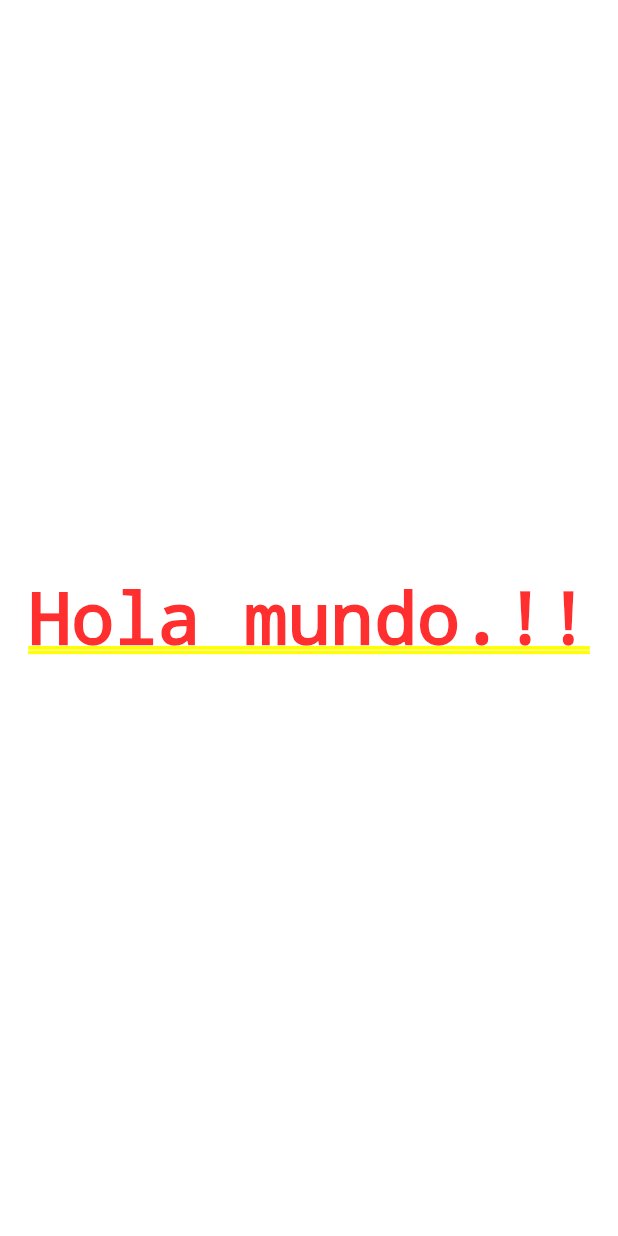
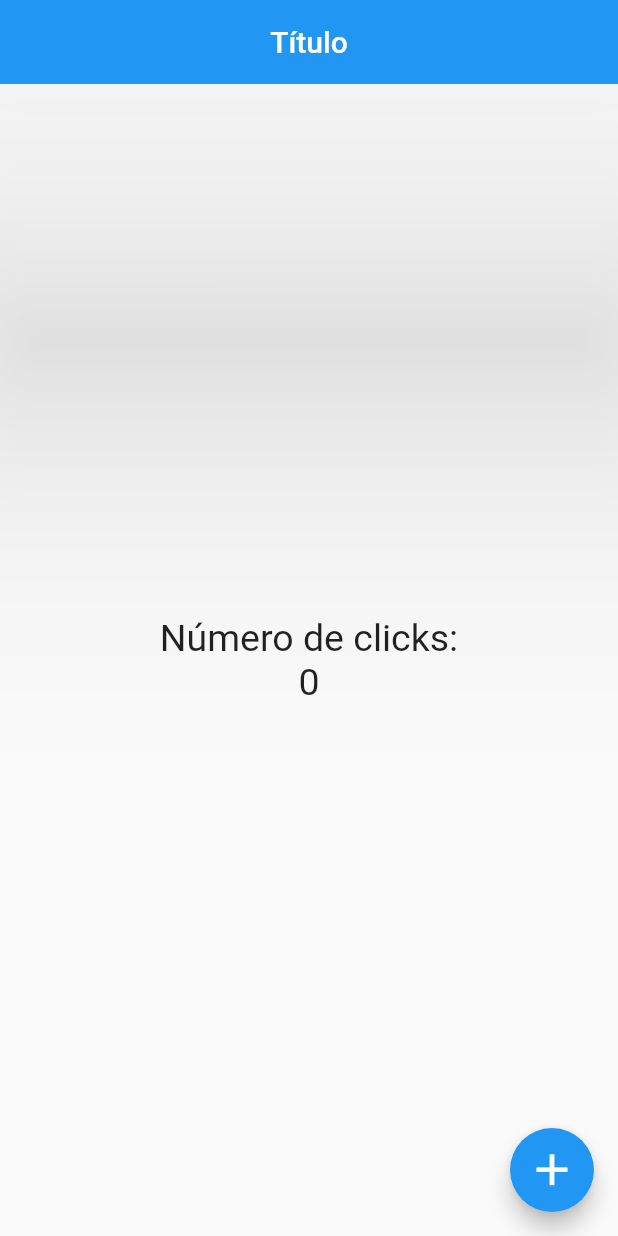
Before and after one commit to gallottohugo/FlutterHelloWorld, a Flutter app: the screen it shows after launch, on a phone screen of 412 x 824 dp. Run offline on Flutter 3.47's test engine with Material 2 defaults, Android fonts, the phone set to English and light mode, and no system bars.

Commit message:
add home_page.dart and edit styles

```diff
--- a/lib/main.dart
+++ b/lib/main.dart
@@ -4,5 +4,5 @@ import 'package:flutter_hello_world/src/app.dart';
 //import 'src/app.dart';
 
 void main() {
-  runApp(MyApp());
+  	runApp(MyApp());
 }
--- a/lib/src/app.dart
+++ b/lib/src/app.dart
@@ -1,11 +1,12 @@
 import 'package:flutter/material.dart';
+import 'package:flutter_hello_world/src/pages/home_page.dart';
 
 class MyApp extends StatelessWidget {
   	@override
   	Widget build(context) {
     	return MaterialApp(
       		home: Center(
-        child: Text('Hola mundo.!!'),
+        		child: HomePage(),
       		)
     	);
   	}
--- /dev/null
+++ b/lib/src/pages/home_page.dart
@@ -0,0 +1,32 @@
+import 'package:flutter/material.dart';
+
+class HomePage extends StatelessWidget {
+
+    final textStyle = TextStyle(fontSize: 25);
+
+    @override
+    Widget build(BuildContext context) {
+        return Scaffold(
+            appBar: AppBar(
+                title: Text('Título'),
+                centerTitle: true,
+                elevation: 100,
+            ),
+            body: Center(
+                child: Column(
+                    mainAxisAlignment: MainAxisAlignment.center,
+                    children: <Widget>[
+                        Text('Número de clicks:', style: textStyle),
+                        Text('0', style: textStyle),
+                    ],
+                ),
+            ),
+            floatingActionButton: FloatingActionButton(
+                child: Icon(Icons.add, size: 35,),
+                onPressed: (){
+                    print('Hola mundo click');
+                },
+            )
+        );
+    }
+}
```
Lines whose indentation alone changed are shown as unchanged.
